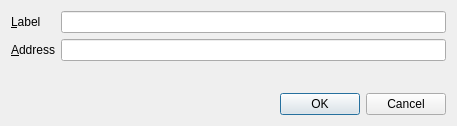
Qt form src/forms/editaddressdialog.ui (33cn/chain33-qt) before a commit.
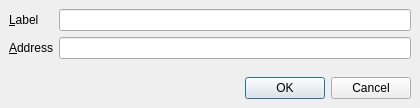
The same form after that commit.

```diff
--- a/src/forms/editaddressdialog.ui
+++ b/src/forms/editaddressdialog.ui
@@ -6,14 +6,29 @@
    <rect>
     <x>0</x>
     <y>0</y>
-    <width>457</width>
-    <height>126</height>
+    <width>420</width>
+    <height>108</height>
    </rect>
   </property>
   <property name="windowTitle">
    <string>Edit Address</string>
   </property>
   <layout class="QVBoxLayout" name="verticalLayout">
+   <property name="leftMargin">
+    <number>0</number>
+   </property>
+   <property name="topMargin">
+    <number>0</number>
+   </property>
+   <property name="rightMargin">
+    <number>0</number>
+   </property>
+   <property name="bottomMargin">
+    <number>0</number>
+   </property>
+   <item>
+    <widget class="QWidget" name="Widget_bk_small" native="true">
+     <layout class="QVBoxLayout" name="verticalLayout_bk_small">
    <item>
     <layout class="QFormLayout" name="formLayout">
      <property name="fieldGrowthPolicy">
@@ -63,6 +78,9 @@
      <property name="standardButtons">
       <set>QDialogButtonBox::Cancel|QDialogButtonBox::Ok</set>
      </property>
+       </widget>
+      </item>
+     </layout>
     </widget>
    </item>
   </layout>
```
Lines whose indentation alone changed are shown as unchanged.
